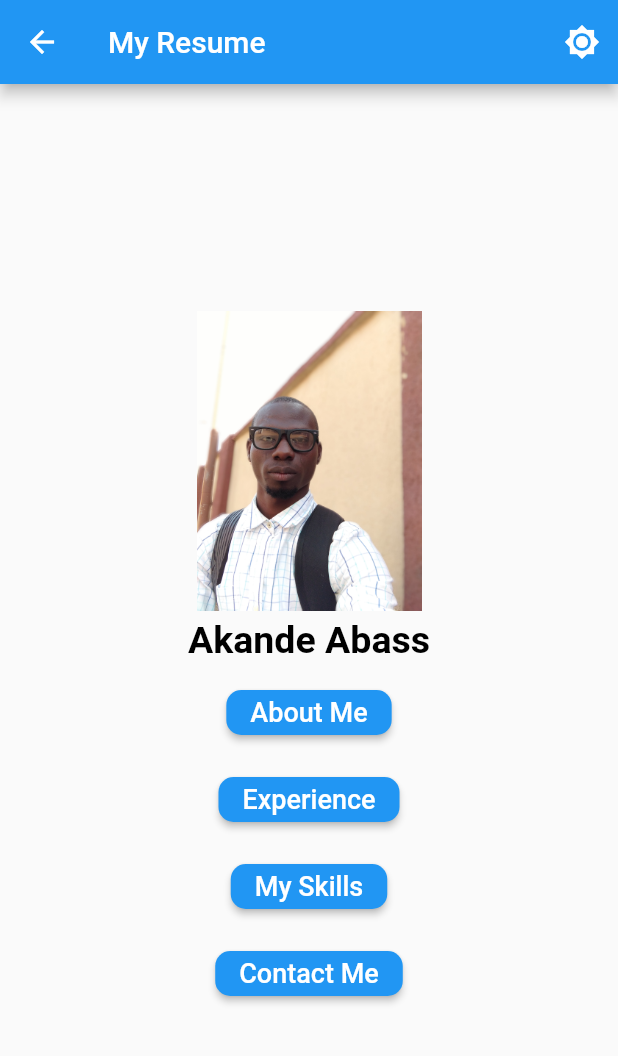
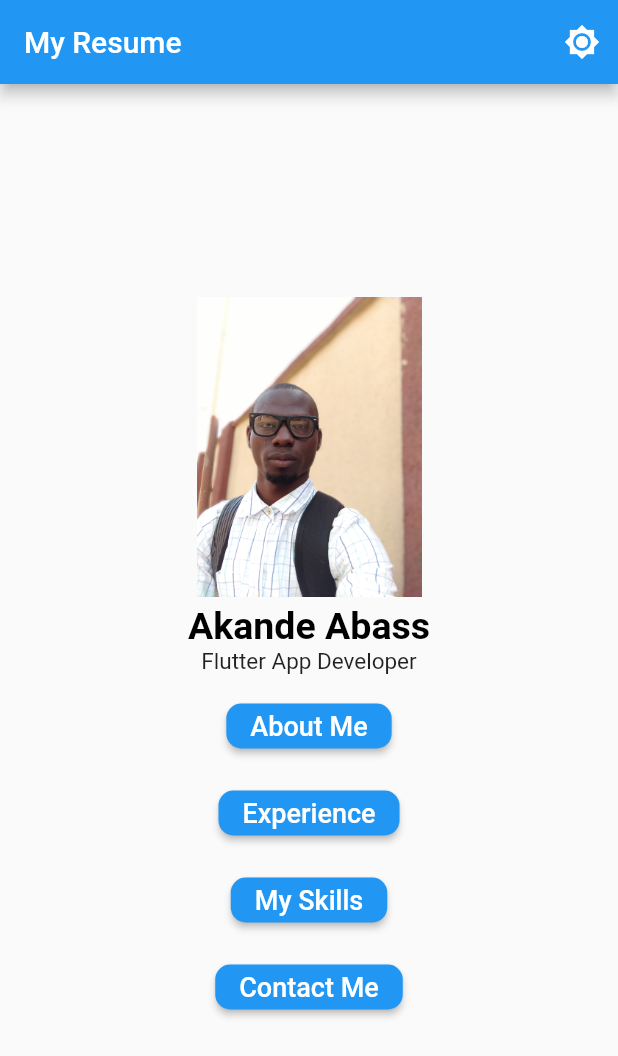
Before and after one commit to Abaxx/resume, a Flutter app: the screen it shows after launch, on a phone screen of 412 x 824 dp. Shown: the top 1056 px of the screen. Run offline on Flutter 3.47's test engine with Material 2 defaults, Android fonts, the phone set to English and light mode, and no system bars; our stand-ins replace adaptive_theme.

Commit message:
Remove back button

```diff
--- a/lib/AboutMe.dart
+++ b/lib/AboutMe.dart
@@ -14,7 +14,7 @@ class AboutMe extends StatelessWidget {
               fontWeight: FontWeight.bold,
               fontSize: 25),),
           SizedBox(height: 10,),
-          Text('I am graduate with B.sc in Physics from Obafemi Awolowo University, Nigeria. I have proven mathematics and programming skills, am seeking aposition as Flutter developer at your organization, to leverage organizational and programming skills to support your organization development.',),
+          Text('I am graduate with B.sc in Physics from Obafemi Awolowo University, Nigeria. I have proven mathematics and programming skills, am seeking a position as Flutter developer at your organization, to leverage organizational and programming skills to support your organization development.',),
         ],
       ),
     );
@@ -30,7 +30,7 @@ class AboutMe extends StatelessWidget {
               fontWeight: FontWeight.bold,
               fontSize: 25),),
           SizedBox(height: 10,),
-          Text('I am graduate with B.sc in Physics from Obafemim Awolowo University, Nigeria. I have proven mathematics and programming skills, am seeking aposition as Flutter developer at your organization, to leverage organizational and programming skills to support your organization development.',),
+          Text('I am graduate with B.sc in Physics from Obafemim Awolowo University, Nigeria. I have proven mathematics and programming skills, am seeking a position as Flutter developer at your organization, to leverage organizational and programming skills to support your organization development.',),
         ],
       ),
     );
--- a/lib/main.dart
+++ b/lib/main.dart
@@ -4,7 +4,6 @@ import 'package:flutter/material.dart';
 import 'package:resume/AboutMe.dart';
 import 'package:resume/Skills.dart';
 import 'package:resume/Experience.dart';
-
 import 'ContactMe.dart';
 
 void main() {
@@ -62,6 +61,9 @@ class _MyHomePageState extends State<MyHomePage> {
                 color: Colors.black,
                 fontWeight: FontWeight.bold,
                 fontSize: 25),),
+            const Text('Flutter App Developer', style: TextStyle(
+                color: Colors.black87,
+                fontSize: 15),),
             SizedBox(height: 10,),
             MaterialButton(onPressed: () {
               Navigator.of(context).push(
@@ -134,9 +136,12 @@ class _MyHomePageState extends State<MyHomePage> {
               'assets/images/abass.jpg', height: 200, width: 200,),
             const SizedBox(height: 5,),
             const Text('Akande Abass', style: TextStyle(
-                color: Colors.white,
+                color: Colors.black,
                 fontWeight: FontWeight.bold,
                 fontSize: 25),),
+            const Text('Flutter App Developer', style: TextStyle(
+                color: Colors.black87,
+                fontSize: 15),),
             const SizedBox(height: 10,),
             MaterialButton(onPressed: () {
               Navigator.of(context).push(
@@ -207,7 +212,6 @@ class _MyHomePageState extends State<MyHomePage> {
     if(MediaQuery.of(context).orientation == Orientation.portrait) {
       return Scaffold(
         appBar: AppBar(
-          leading: const BackButton(),
           actions: [IconButton(onPressed: (){
             AdaptiveTheme.of(context).toggleThemeMode();
           }, icon: const Icon(Icons.brightness_high_sharp))],
@@ -219,7 +223,6 @@ class _MyHomePageState extends State<MyHomePage> {
     }else {
       return Scaffold(
         appBar: AppBar(
-          leading: const BackButton(),
           actions: [IconButton(onPressed: (){
             AdaptiveTheme.of(context).toggleThemeMode();
           }, icon: const Icon(Icons.brightness_high))],
```
Also changed, not shown: 1 other file.
